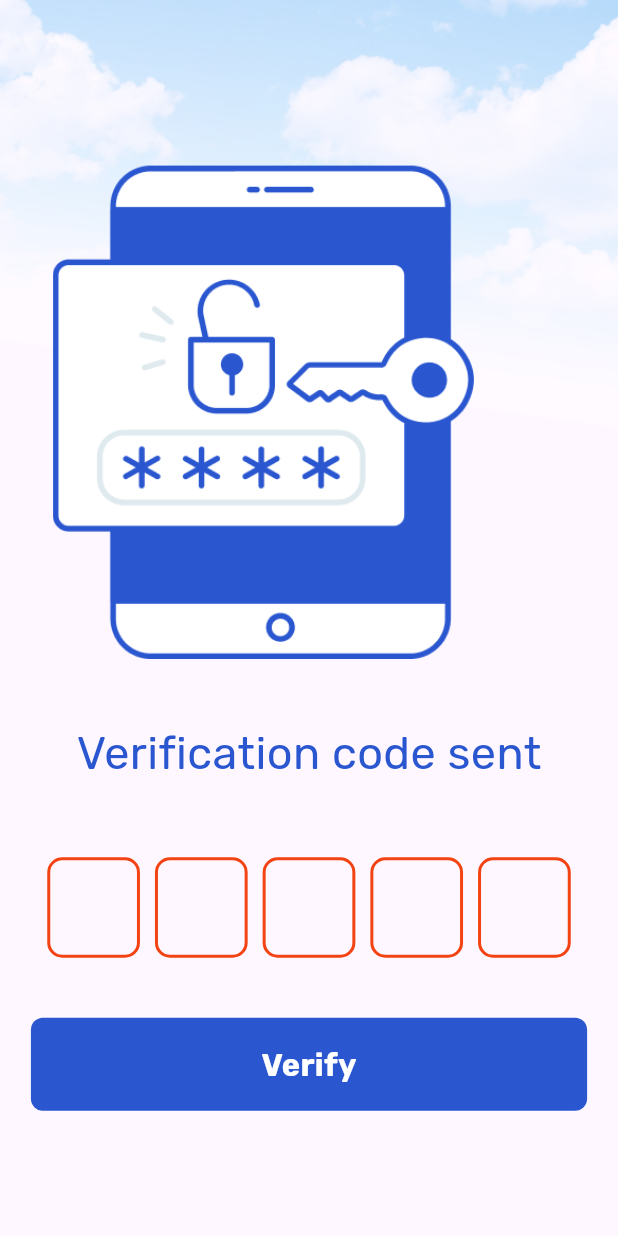
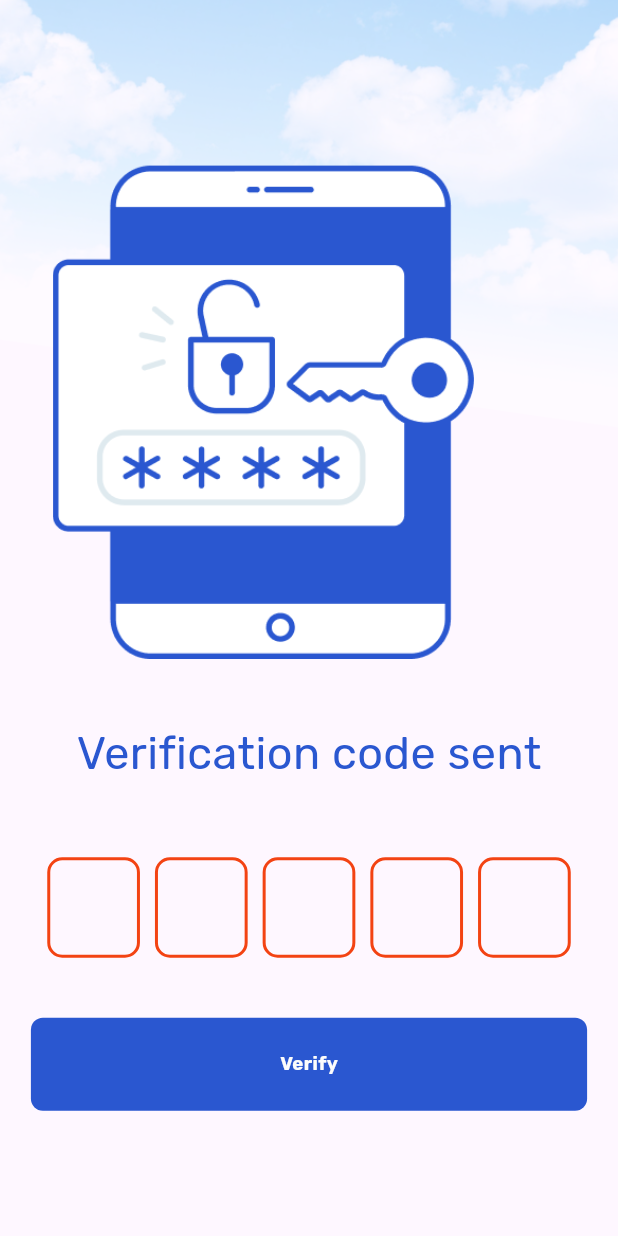
Before and after one commit to Mazen20021/Car-Care, a Flutter app: the ForgetPass screen opened directly, after a tap on "Send verification code", on a phone screen of 412 x 824 dp. Run offline on Flutter 3.47's test engine with Material 3 defaults, Android fonts, the phone set to English and light mode, and no system bars; our stand-ins replace google_fonts; statements that could not run were skipped.

Commit message:
Dynamic font

```diff
--- a/lib/Components/Buttons.dart
+++ b/lib/Components/custom_button.dart
@@ -2,7 +2,7 @@ import 'package:carcare/Config/constants.dart';
 import 'package:flutter/material.dart';
 import 'package:google_fonts/google_fonts.dart';
 
-class ButtonClass extends StatelessWidget {
+class CustomButton extends StatelessWidget {
   final double width;
   final double height;
   final double borderRadius;
@@ -22,7 +22,7 @@ class ButtonClass extends StatelessWidget {
   final double? fontSize;
   final Color textColor;
   final VoidCallback? onPressed;
-  const ButtonClass({
+  const CustomButton({
     super.key,
     this.width = 0,
     this.height = 0,
@@ -32,7 +32,7 @@ class ButtonClass extends StatelessWidget {
     this.topPadding = 0,
     this.bottomPadding = 0,
     this.gradientColors,
-    this.normalColor = Colors.transparent,
+    this.normalColor = MainColors.transparent,
     this.hasGradient = false,
     this.hasImage = false,
     this.imagePath = "",
--- a/lib/Components/nav_button.dart
+++ b/lib/Components/nav_button.dart
@@ -37,7 +37,7 @@ class NavButton extends StatelessWidget {
             border: Border.all(color: currentBorderColor),
             boxShadow: [
               BoxShadow(
-                color: Colors.black.withOpacity(0.2), // Shadow color
+                color: MainColors.black.withOpacity(0.2), // Shadow color
                 spreadRadius: 2,
                 blurRadius: 6,
                 offset: const Offset(0, 2), // Shadow direction: towards the top
--- a/lib/Config/constants.dart
+++ b/lib/Config/constants.dart
@@ -7,12 +7,12 @@ class Screen {
 }
 
 class Fonts {
-  static double xs = Screen.size.width * 0.04;
-  static double sm = Screen.size.width * 0.05;
-  static double md = Screen.size.width * 0.07;
-  static double lg = Screen.size.width * 0.1;
-  static double xl = Screen.size.width * 0.12;
-  static double xxl = Screen.size.width * 0.15;
+  static double xs = Screen.size.width * 0.02;
+  static double sm = Screen.size.width * 0.03;
+  static double md = Screen.size.width * 0.037;
+  static double lg = Screen.size.width * 0.047;
+  static double xl = Screen.size.width * 0.057;
+  static double xxl = Screen.size.width * 0.067;
 }
 
 class Width {
@@ -44,6 +44,7 @@ class CustomRadius {
 }
 
 class MainColors {
+  static const Color transparent = Color(0x00000000);
   // Primary colors
   static const Color primary = Color(0xFF2A57D0);
   static const Color primaryLight = Color(0xFF90BFF7);
@@ -68,4 +69,10 @@ class MainColors {
   static const Color borderDark = Color(0xFFD1D1D1);
   static const Color borderLight = Color(0xFFEDEDED);
   static const Color borderDanger = Color(0xFFF34313);
+
+  // redAccent
+  static const Color redAccent = Color(0xFFD32F2F);
+  static const Color deepPurple = Color(0xFF673AB7);
+  //grey
+  static const Color grey = Color(0xFFE0E0E0);
 }
--- a/lib/Pages/forget_password_page.dart
+++ b/lib/Pages/forget_password_page.dart
@@ -2,7 +2,7 @@ import 'package:carcare/Pages/verify_page.dart';
 import 'package:flutter/material.dart';
 import 'package:google_fonts/google_fonts.dart';
 
-import '../Components/buttons.dart';
+import '../Components/custom_button.dart';
 import '../Config/constants.dart';
 
 class ForgetPass extends StatefulWidget {
@@ -71,9 +71,9 @@ class _ForgetPass extends State<ForgetPass> {
                     width: Width.xxl,
                     child: TextFormField(
                       textAlign: TextAlign.left,
-                      cursorColor: Colors.black,
+                      cursorColor: MainColors.black,
                       style: GoogleFonts.mada(
-                        color: Colors.black,
+                        color: MainColors.black,
                         fontSize: Width.xs,
                       ),
                       controller: _emailController,
@@ -81,14 +81,14 @@ class _ForgetPass extends State<ForgetPass> {
                         contentPadding: const EdgeInsets.symmetric(
                             vertical: 15, horizontal: 20),
                         hintStyle: GoogleFonts.mada(
-                          color: Colors.black,
+                          color: MainColors.black,
                           fontSize: Width.xs,
                         ),
                         hintText: 'Email',
                         border: OutlineInputBorder(
                           borderRadius: BorderRadius.circular(10),
                           borderSide: const BorderSide(
-                              color: Colors.deepPurple, width: 2.0),
+                              color: MainColors.deepPurple, width: 2.0),
                         ),
                         enabledBorder: OutlineInputBorder(
                           borderRadius: BorderRadius.circular(10),
@@ -98,17 +98,17 @@ class _ForgetPass extends State<ForgetPass> {
                         focusedBorder: OutlineInputBorder(
                           borderRadius: BorderRadius.circular(10),
                           borderSide: const BorderSide(
-                              color: Colors.deepPurple, width: 2.0),
+                              color: MainColors.deepPurple, width: 2.0),
                         ),
                         errorBorder: OutlineInputBorder(
                           borderRadius: BorderRadius.circular(10),
                           borderSide: const BorderSide(
-                              color: Colors.redAccent, width: 2.0),
+                              color: MainColors.redAccent, width: 2.0),
                         ),
                         focusedErrorBorder: OutlineInputBorder(
                           borderRadius: BorderRadius.circular(10),
                           borderSide: const BorderSide(
-                              color: Colors.redAccent, width: 2.0),
+                              color: MainColors.redAccent, width: 2.0),
                         ),
                       ),
                       validator: (value) {
@@ -120,7 +120,7 @@ class _ForgetPass extends State<ForgetPass> {
                     ),
                   ),
                   const SizedBox(height: 15),
-                  ButtonClass(
+                  CustomButton(
                       width: Width.xxl,
                       height: Width.bHeight,
                       hasGradient: true,
@@ -133,7 +133,7 @@ class _ForgetPass extends State<ForgetPass> {
                       imageOpacity: 0.1,
                       begin: Alignment.centerLeft,
                       end: Alignment.centerRight,
-                      normalColor: Colors.transparent,
+                      normalColor: MainColors.transparent,
                       borderRadius: CustomRadius.sm,
                       leftPadding: 20,
                       rightPadding: 20,
@@ -141,7 +141,7 @@ class _ForgetPass extends State<ForgetPass> {
                       bottomPadding: 15,
                       label: "Send verification code",
                       fontSize: Fonts.sm,
-                      textColor: Colors.white,
+                      textColor: MainColors.white,
                       onPressed: () {
                         Navigator.push(
                           context,
--- a/lib/Pages/verify_page.dart
+++ b/lib/Pages/verify_page.dart
@@ -1,7 +1,7 @@
 import 'package:flutter/material.dart';
 import 'package:google_fonts/google_fonts.dart';
 
-import '../Components/buttons.dart';
+import '../Components/custom_button.dart';
 import '../Config/constants.dart';
 import 'rest_password.dart';
 
@@ -78,9 +78,9 @@ class _Verify extends State<Verify> {
                               child: TextFormField(
                                 maxLength: 1,
                                 textAlign: TextAlign.left,
-                                cursorColor: Colors.black,
+                                cursorColor: MainColors.black,
                                 style: GoogleFonts.mada(
-                                  color: Colors.black,
+                                  color: MainColors.black,
                                   fontSize: Width.xs,
                                 ),
                                 controller: _box1Controller,
@@ -89,14 +89,15 @@ class _Verify extends State<Verify> {
                                   contentPadding: const EdgeInsets.symmetric(
                                       vertical: 15, horizontal: 20),
                                   hintStyle: GoogleFonts.mada(
-                                    color: Colors.black,
+                                    color: MainColors.black,
                                     fontSize: Width.xs,
                                   ),
                                   hintText: '',
                                   border: OutlineInputBorder(
                                     borderRadius: BorderRadius.circular(10),
                                     borderSide: const BorderSide(
-                                        color: Colors.deepPurple, width: 2.0),
+                                        color: MainColors.deepPurple,
+                                        width: 2.0),
                                   ),
                                   enabledBorder: OutlineInputBorder(
                                     borderRadius: BorderRadius.circular(10),
@@ -106,17 +107,20 @@ class _Verify extends State<Verify> {
                                   focusedBorder: OutlineInputBorder(
                                     borderRadius: BorderRadius.circular(10),
                                     borderSide: const BorderSide(
-                                        color: Colors.deepPurple, width: 2.0),
+                                        color: MainColors.deepPurple,
+                                        width: 2.0),
                                   ),
                                   errorBorder: OutlineInputBorder(
                                     borderRadius: BorderRadius.circular(10),
                                     borderSide: const BorderSide(
-                                        color: Colors.redAccent, width: 2.0),
+                                        color: MainColors.redAccent,
+                                        width: 2.0),
                                   ),
                                   focusedErrorBorder: OutlineInputBorder(
                                     borderRadius: BorderRadius.circular(10),
                                     borderSide: const BorderSide(
-                                        color: Colors.redAccent, width: 2.0),
+                                        color: MainColors.redAccent,
+                                        width: 2.0),
                                   ),
                                 ),
                                 validator: (value) =>
@@ -131,9 +135,9 @@ class _Verify extends State<Verify> {
                               child: TextFormField(
                                 maxLength: 1,
                                 textAlign: TextAlign.left,
-                                cursorColor: Colors.black,
+                                cursorColor: MainColors.black,
                                 style: GoogleFonts.mada(
-                                  color: Colors.black,
+                                  color: MainColors.black,
                                   fontSize: Width.xs,
                                 ),
                                 controller: _box2Controller,
@@ -142,14 +146,15 @@ class _Verify extends State<Verify> {
                                   contentPadding: const EdgeInsets.symmetric(
                                       vertical: 15, horizontal: 20),
                                   hintStyle: GoogleFonts.mada(
-                                    color: Colors.black,
+                                    color: MainColors.black,
                                     fontSize: Width.xs,
                                   ),
                                   hintText: '',
                                   border: OutlineInputBorder(
                                     borderRadius: BorderRadius.circular(10),
                                     borderSide: const BorderSide(
-                                        color: Colors.deepPurple, width: 2.0),
+                                        color: MainColors.deepPurple,
+                                        width: 2.0),
                                   ),
                                   enabledBorder: OutlineInputBorder(
                                     borderRadius: BorderRadius.circular(10),
@@ -159,17 +164,20 @@ class _Verify extends State<Verify> {
                                   focusedBorder: OutlineInputBorder(
                                     borderRadius: BorderRadius.circular(10),
                                     borderSide: const BorderSide(
-                                        color: Colors.deepPurple, width: 2.0),
+                                        color: MainColors.deepPurple,
+                                        width: 2.0),
                                   ),
                                   errorBorder: OutlineInputBorder(
                                     borderRadius: BorderRadius.circular(10),
                                     borderSide: const BorderSide(
-                                        color: Colors.redAccent, width: 2.0),
+                                        color: MainColors.redAccent,
+                                        width: 2.0),
                                   ),
                                   focusedErrorBorder: OutlineInputBorder(
                                     borderRadius: BorderRadius.circular(10),
                                     borderSide: const BorderSide(
-                                        color: Colors.redAccent, width: 2.0),
+                                        color: MainColors.redAccent,
+                                        width: 2.0),
                                   ),
                                 ),
                                 validator: (value) =>
@@ -184,9 +192,9 @@ class _Verify extends State<Verify> {
                               child: TextFormField(
                                 maxLength: 1,
                                 textAlign: TextAlign.left,
-                                cursorColor: Colors.black,
+                                cursorColor: MainColors.black,
                                 style: GoogleFonts.mada(
-                                  color: Colors.black,
+                                  color: MainColors.black,
                                   fontSize: Width.xs,
                                 ),
                                 controller: _box3Controller,
@@ -195,14 +203,15 @@ class _Verify extends State<Verify> {
                                   contentPadding: const EdgeInsets.symmetric(
                                       vertical: 15, horizontal: 20),
                                   hintStyle: GoogleFonts.mada(
-                                    color: Colors.black,
+                                    color: MainColors.black,
                                     fontSize: Width.xs,
                                   ),
                                   hintText: '',
                                   border: OutlineInputBorder(
                                     borderRadius: BorderRadius.circular(10),
                                     borderSide: const BorderSide(
-                                        color: Colors.deepPurple, width: 2.0),
+                                        color: MainColors.deepPurple,
+                                        width: 2.0),
                                   ),
                                   enabledBorder: OutlineInputBorder(
                                     borderRadius: BorderRadius.circular(10),
@@ -212,17 +221,20 @@ class _Verify extends State<Verify> {
                                   focusedBorder: OutlineInputBorder(
                                     borderRadius: BorderRadius.circular(10),
                                     borderSide: const BorderSide(
-                                        color: Colors.deepPurple, width: 2.0),
+                                        color: MainColors.deepPurple,
+                                        width: 2.0),
                                   ),
                                   errorBorder: OutlineInputBorder(
                                     borderRadius: BorderRadius.circular(10),
                                     borderSide: const BorderSide(
-                                        color: Colors.redAccent, width: 2.0),
+                                        color: MainColors.redAccent,
+                                        width: 2.0),
                                   ),
                                   focusedErrorBorder: OutlineInputBorder(
                                     borderRadius: BorderRadius.circular(10),
                                     borderSide: const BorderSide(
-                                        color: Colors.redAccent, width: 2.0),
+                                        color: MainColors.redAccent,
+                                        width: 2.0),
                                   ),
                                 ),
                                 validator: (value) =>
@@ -237,9 +249,9 @@ class _Verify extends State<Verify> {
                               child: TextFormField(
                                 maxLength: 1,
                                 textAlign: TextAlign.left,
-                                cursorColor: Colors.black,
+                                cursorColor: MainColors.black,
                                 style: GoogleFonts.mada(
-                                  color: Colors.black,
+                                  color: MainColors.black,
                                   fontSize: Width.xs,
                                 ),
                                 controller: _box4Controller,
@@ -248,14 +260,15 @@ class _Verify extends State<Verify> {
                                   contentPadding: const EdgeInsets.symmetric(
                                       vertical: 15, horizontal: 20),
                                   hintStyle: GoogleFonts.mada(
-                                    color: Colors.black,
+                                    color: MainColors.black,
                                     fontSize: Width.xs,
                                   ),
                                   hintText: '',
                                   border: OutlineInputBorder(
                                     borderRadius: BorderRadius.circular(10),
                                     borderSide: const BorderSide(
-                                        color: Colors.deepPurple, width: 2.0),
+                                        color: MainColors.deepPurple,
+                                        width: 2.0),
                                   ),
                                   enabledBorder: OutlineInputBorder(
                                     borderRadius: BorderRadius.circular(10),
@@ -265,17 +278,20 @@ class _Verify extends State<Verify> {
                                   focusedBorder: OutlineInputBorder(
                                     borderRadius: BorderRadius.circular(10),
                                     borderSide: const BorderSide(
-                                        color: Colors.deepPurple, width: 2.0),
+                                        color: MainColors.deepPurple,
+                                        width: 2.0),
                                   ),
                                   errorBorder: OutlineInputBorder(
                                     borderRadius: BorderRadius.circular(10),
                                     borderSide: const BorderSide(
-                                        color: Colors.redAccent, width: 2.0),
+                                        color: MainColors.redAccent,
+                                        width: 2.0),
                                   ),
                                   focusedErrorBorder: OutlineInputBorder(
                                     borderRadius: BorderRadius.circular(10),
                                     borderSide: const BorderSide(
-                                        color: Colors.redAccent, width: 2.0),
+                                        color: MainColors.redAccent,
+                                        width: 2.0),
                                   ),
                                 ),
                                 validator: (value) =>
@@ -290,9 +306,9 @@ class _Verify extends State<Verify> {
                               child: TextFormField(
                                 maxLength: 1,
                                 textAlign: TextAlign.left,
-                                cursorColor: Colors.black,
+                                cursorColor: MainColors.black,
                                 style: GoogleFonts.mada(
-                                  color: Colors.black,
+                                  color: MainColors.black,
                                   fontSize: Width.xs,
                                 ),
                                 controller: _box5Controller,
@@ -301,14 +317,15 @@ class _Verify extends State<Verify> {
                                   contentPadding: const EdgeInsets.symmetric(
                                       vertical: 15, horizontal: 20),
                                   hintStyle: GoogleFonts.mada(
-                                    color: Colors.black,
+                                    color: MainColors.black,
                                     fontSize: Width.xs,
                                   ),
                                   hintText: '',
                                   border: OutlineInputBorder(
                                     borderRadius: BorderRadius.circular(10),
                                     borderSide: const BorderSide(
-                                        color: Colors.deepPurple, width: 2.0),
+                                        color: MainColors.deepPurple,
+                                        width: 2.0),
                                   ),
                                   enabledBorder: OutlineInputBorder(
                                     borderRadius: BorderRadius.circular(10),
@@ -318,17 +335,20 @@ class _Verify extends State<Verify> {
                                   focusedBorder: OutlineInputBorder(
                                     borderRadius: BorderRadius.circular(10),
                                     borderSide: const BorderSide(
-                                        color: Colors.deepPurple, width: 2.0),
+                                        color: MainColors.deepPurple,
+                                        width: 2.0),
                                   ),
                                   errorBorder: OutlineInputBorder(
                                     borderRadius: BorderRadius.circular(10),
                                     borderSide: const BorderSide(
-                                        color: Colors.redAccent, width: 2.0),
+                                        color: MainColors.redAccent,
+                                        width: 2.0),
                                   ),
                                   focusedErrorBorder: OutlineInputBorder(
                                     borderRadius: BorderRadius.circular(10),
                                     borderSide: const BorderSide(
-                                        color: Colors.redAccent, width: 2.0),
+                                        color: MainColors.redAccent,
+                                        width: 2.0),
                                   ),
                                 ),
                                 validator: (value) =>
@@ -340,7 +360,7 @@ class _Verify extends State<Verify> {
                           ],
                         ),
                         const SizedBox(height: 35),
-                        ButtonClass(
+                        CustomButton(
                           width: Width.xxl,
                           height: Width.bHeight,
                           hasGradient: true,
@@ -353,7 +373,7 @@ class _Verify extends State<Verify> {
                           imageOpacity: 0.1,
                           begin: Alignment.centerLeft,
                           end: Alignment.centerRight,
-                          normalColor: Colors.transparent,
+                          normalColor: MainColors.transparent,
                           borderRadius: CustomRadius.sm,
                           leftPadding: 20,
                           rightPadding: 20,
@@ -361,7 +381,7 @@ class _Verify extends State<Verify> {
                           bottomPadding: 15,
                           label: "Verify",
                           fontSize: Fonts.sm,
-                          textColor: Colors.white,
+                          textColor: MainColors.white,
                           onPressed: () {
                             Navigator.push(
                               context,
```
Also changed, not shown: lib/Pages/car_not_selected_page.dart (+4 -4 lines), lib/Pages/car_repair_page.dart (+32 -30 lines), lib/Pages/car_selected_page.dart (+4 -4 lines), lib/Pages/carselectedpage.dart (+4 -4 lines), lib/Pages/login_page.dart (+29 -29 lines), lib/Pages/rest_password.dart (+20 -20 lines), lib/Pages/signup_page.dart (+61 -61 lines), 3 other files.
